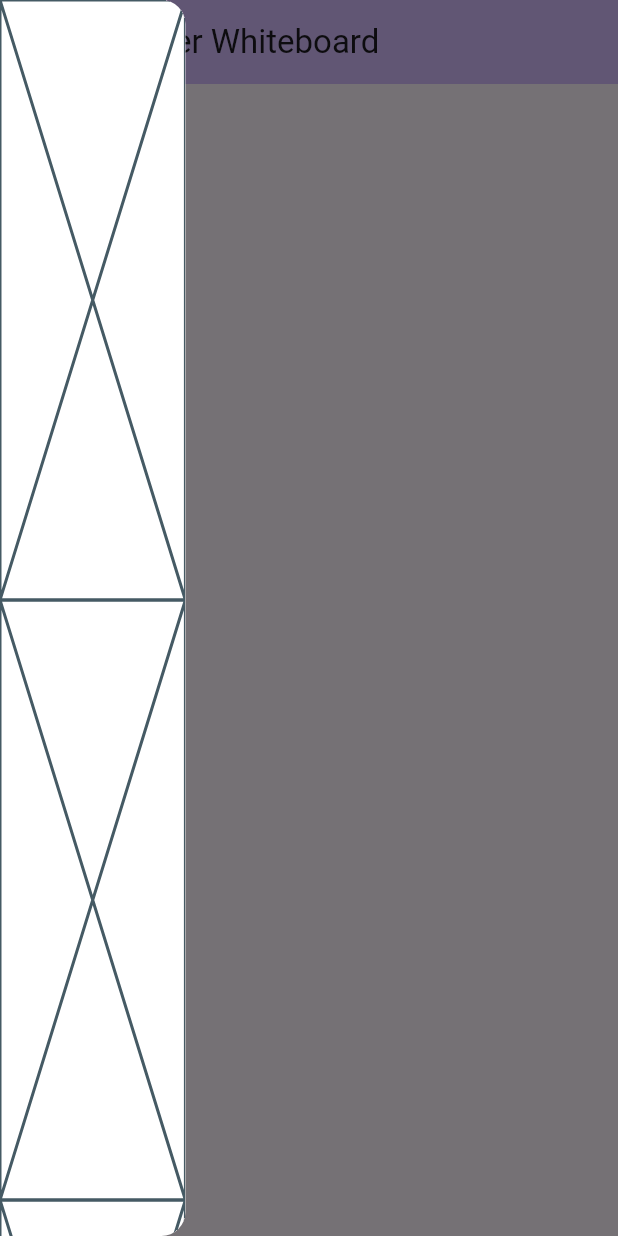
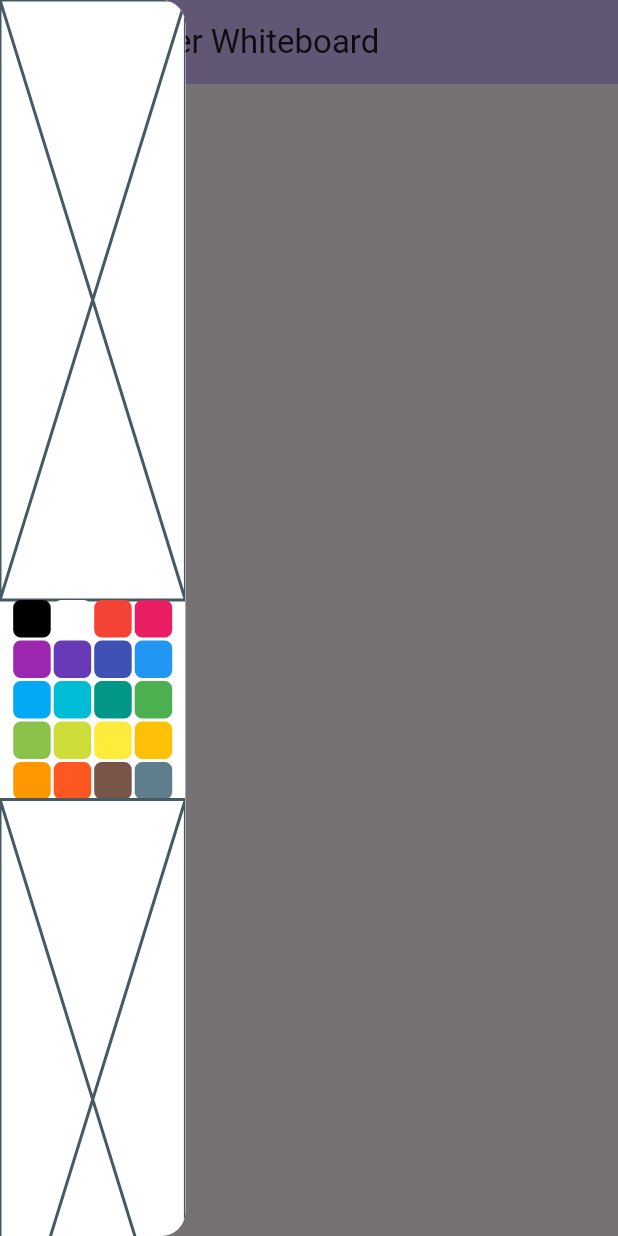
Before and after one commit to rbharath99/flutter_canvas, a Flutter app: the screen it shows after launch, with the side drawer open, on a phone screen of 412 x 824 dp. Run offline on Flutter 3.47's test engine with Material 3 defaults, Android fonts, the phone set to English and light mode, and no system bars.

Commit message:
feat: showed color picker on the drawer

```diff
--- a/lib/views/canvas_options/canvas_options.dart
+++ b/lib/views/canvas_options/canvas_options.dart
@@ -1,4 +1,5 @@
 import 'package:flutter/material.dart';
+import 'package:flutter_canvas/views/canvas_options/widgets/color_selector.dart';
 
 class CanvasOptions extends StatelessWidget {
   const CanvasOptions({super.key});
@@ -14,7 +15,7 @@ class CanvasOptions extends StatelessWidget {
         mainAxisAlignment: MainAxisAlignment.spaceAround,
         children: [
           Placeholder(),
-          Placeholder(),
+          ColorSelector(),
           Placeholder(),
         ],
       ),
--- /dev/null
+++ b/lib/views/canvas_options/widgets/color_selector.dart
@@ -0,0 +1,45 @@
+import 'package:flutter/material.dart';
+
+class ColorSelector extends StatelessWidget {
+  const ColorSelector({super.key});
+
+  @override
+  Widget build(BuildContext context) {
+    final colors = [Colors.black, Colors.white, ...Colors.primaries];
+    return Column(
+      mainAxisSize: MainAxisSize.min,
+      mainAxisAlignment: MainAxisAlignment.start,
+      crossAxisAlignment: CrossAxisAlignment.center,
+      children: [
+        Wrap(
+          alignment: WrapAlignment.center,
+          spacing: 2,
+          runSpacing: 2,
+          children: [
+            for (final color in colors)
+              MouseRegion(
+                cursor: SystemMouseCursors.click,
+                child: GestureDetector(
+                  onTap: () {},
+                  child: Container(
+                    height: 25,
+                    width: 25,
+                    decoration: BoxDecoration(
+                      color: color,
+                      border: Border.all(
+                        color: color,
+                        width: 1.5,
+                      ),
+                      borderRadius: const BorderRadius.all(
+                        Radius.circular(5),
+                      ),
+                    ),
+                  ),
+                ),
+              )
+          ],
+        ),
+      ],
+    );
+  }
+}
```
